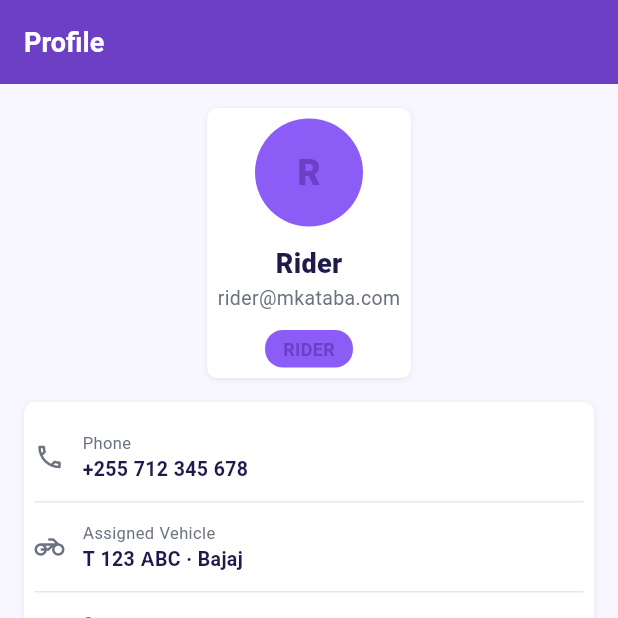
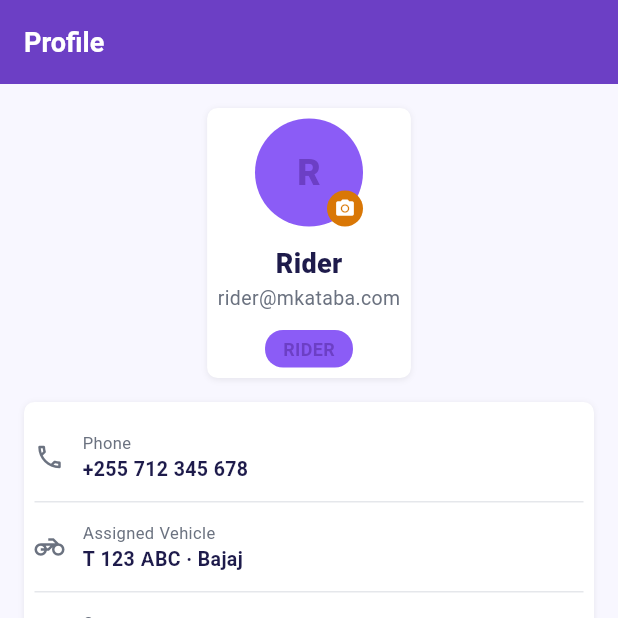
Before and after one commit to abnormal-yi/my-mkataba, a Flutter app: the RiderProfile screen opened by its route, on a phone screen of 412 x 824 dp, the top half of it. Run offline on Flutter 3.47's test engine with Material 3 defaults, Android fonts, the phone set to English and light mode, and no system bars; our stand-ins replace dio, flutter_riverpod, flutter_secure_storage, geolocator, go_router, google_fonts and 2 more; accounts and stored records are empty.

Commit message:
Wire GPS tracking to owner trips view, add profile photo upload to rider

```diff
--- a/lib/features/rider/rider_profile.dart
+++ b/lib/features/rider/rider_profile.dart
@@ -1,6 +1,7 @@
 import 'package:flutter/material.dart';
 import 'package:flutter_riverpod/flutter_riverpod.dart';
 import 'package:go_router/go_router.dart';
+import 'package:image_picker/image_picker.dart';
 import 'package:my_mkataba/core/theme/app_theme.dart';
 import 'package:my_mkataba/providers/auth_provider.dart';
 import 'package:my_mkataba/widgets/common_widgets.dart';
@@ -14,10 +15,12 @@ class RiderProfile extends ConsumerStatefulWidget {
 
 class _RiderProfileState extends ConsumerState<RiderProfile> {
   int _currentIndex = 4;
+  bool _uploading = false;
 
   @override
   Widget build(BuildContext context) {
-    final user = ref.watch(authProvider).user;
+    final authState = ref.watch(authProvider);
+    final user = authState.user;
     final initials = user != null
         ? user.name.split(' ').map((s) => s.isNotEmpty ? s[0] : '').take(2).join()
         : 'R';
@@ -34,8 +37,28 @@ class _RiderProfileState extends ConsumerState<RiderProfile> {
           children: [
             ScreenCard(
               child: Column(children: [
-                CircleAvatar(radius: 36, backgroundColor: AppColors.primaryLight,
-                  child: Text(initials, style: const TextStyle(fontFamily: 'Nunito', fontSize: 24, fontWeight: FontWeight.w800, color: AppColors.primary))),
+                GestureDetector(
+                  onTap: _uploading ? null : _pickPhoto,
+                  child: Stack(children: [
+                    CircleAvatar(radius: 36,
+                      backgroundColor: AppColors.primaryLight,
+                      backgroundImage: user?.photoUrl != null ? NetworkImage(user!.photoUrl!) : null,
+                      child: user?.photoUrl == null
+                          ? Text(initials, style: const TextStyle(fontFamily: 'Nunito', fontSize: 24, fontWeight: FontWeight.w800, color: AppColors.primary))
+                          : null,
+                    ),
+                    Positioned(
+                      bottom: 0, right: 0,
+                      child: Container(
+                        width: 24, height: 24,
+                        decoration: BoxDecoration(color: AppColors.accent, shape: BoxShape.circle),
+                        child: _uploading
+                            ? const Padding(padding: EdgeInsets.all(5), child: CircularProgressIndicator(strokeWidth: 2, color: AppColors.white))
+                            : const Icon(Icons.camera_alt, size: 14, color: AppColors.white),
+                      ),
+                    ),
+                  ]),
+                ),
                 const SizedBox(height: 12),
                 Text(user?.name ?? 'Rider', style: const TextStyle(fontFamily: 'Nunito', fontSize: 18, fontWeight: FontWeight.w800, color: AppColors.darkNavy)),
                 Text(user?.email ?? 'rider@mkataba.com', style: const TextStyle(fontFamily: 'Nunito', fontSize: 13, color: AppColors.muted)),
@@ -94,6 +117,18 @@ class _RiderProfileState extends ConsumerState<RiderProfile> {
     );
   }
 
+  Future<void> _pickPhoto() async {
+    final picker = ImagePicker();
+    final picked = await picker.pickImage(source: ImageSource.gallery, maxWidth: 512, maxHeight: 512);
+    if (picked == null) return;
+    setState(() => _uploading = true);
+    final url = await ref.read(authProvider.notifier).uploadProfilePhoto(picked.path);
+    setState(() => _uploading = false);
+    if (mounted && url != null) {
+      ScaffoldMessenger.of(context).showSnackBar(const SnackBar(content: Text('Photo updated!')));
+    }
+  }
+
   Widget _tile(IconData icon, String label, String value) {
     return Padding(
       padding: const EdgeInsets.symmetric(vertical: 12),
```
Also changed, not shown: lib/features/owner/owner_income_gps.dart (+44 -14 lines).
